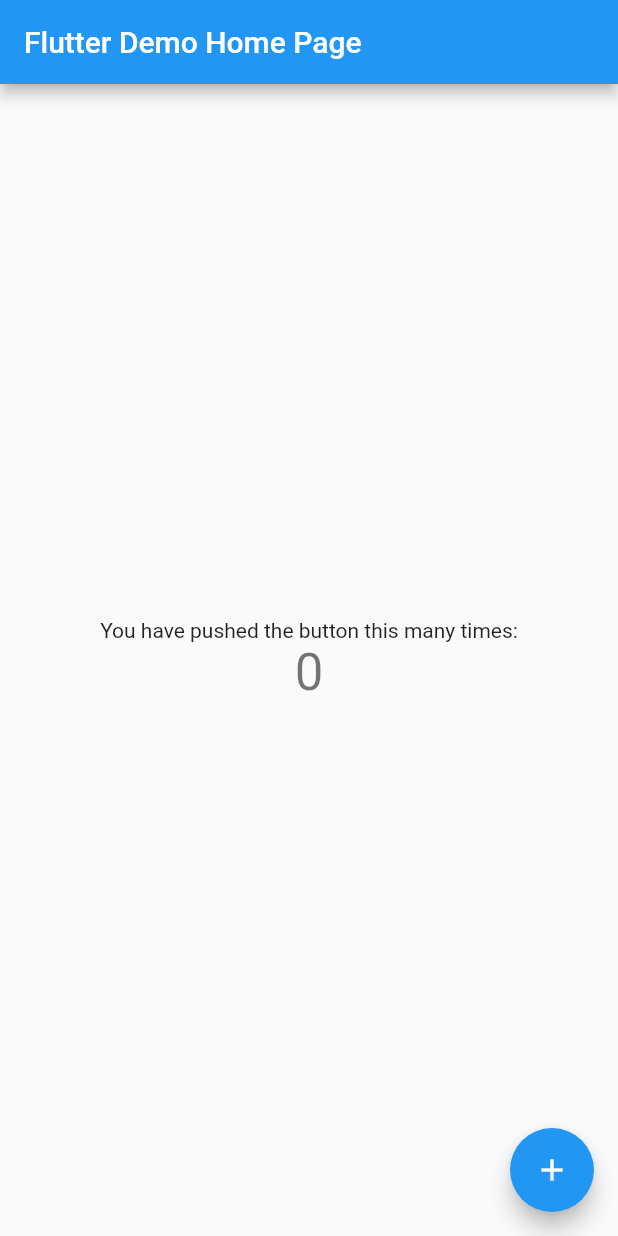
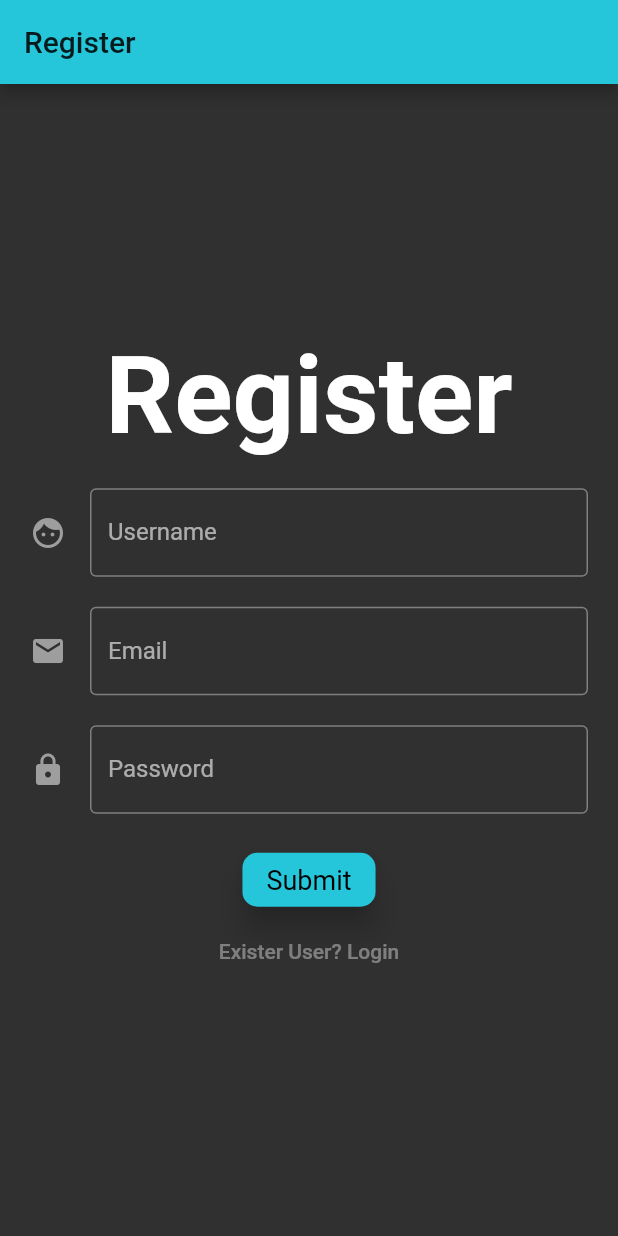
Before and after one commit to Kiruthiharan/flutter-ecommerce, a Flutter app: the screen it shows after launch, on a phone screen of 412 x 824 dp. Run offline on Flutter 3.47's test engine with Material 2 defaults, Android fonts, the phone set to English and light mode, and no system bars.

Commit message:
register page ui designed

```diff
--- a/lib/main.dart
+++ b/lib/main.dart
@@ -1,4 +1,5 @@
 import 'package:flutter/material.dart';
+import 'package:flutter_ecommerce/pages/register_page.dart';
 
 void main() => runApp(MyApp());
 
@@ -7,105 +8,19 @@ class MyApp extends StatelessWidget {
   @override
   Widget build(BuildContext context) {
     return MaterialApp(
-      title: 'Flutter Demo',
+      title: 'E-Commerce',
       theme: ThemeData(
-        // This is the theme of your application.
-        //
-        // Try running your application with "flutter run". You'll see the
-        // application has a blue toolbar. Then, without quitting the app, try
-        // changing the primarySwatch below to Colors.green and then invoke
-        // "hot reload" (press "r" in the console where you ran "flutter run",
-        // or simply save your changes to "hot reload" in a Flutter IDE).
-        // Notice that the counter didn't reset back to zero; the application
-        // is not restarted.
-        primarySwatch: Colors.blue,
+        brightness: Brightness.dark,
+        primaryColor: Colors.cyan[400],
+        accentColor: Colors.deepOrange[200],
+        textTheme: TextTheme(
+          headline: TextStyle(fontSize: 72.0, fontWeight: FontWeight.bold),
+          title: TextStyle(fontSize: 36.0, fontStyle: FontStyle.italic),
+          body1: TextStyle(fontSize: 18.0),
+
+        )
       ),
-      home: MyHomePage(title: 'Flutter Demo Home Page'),
+      home: RegisterPage()
     );
   }
 }
-
-class MyHomePage extends StatefulWidget {
-  MyHomePage({Key key, this.title}) : super(key: key);
-
-  // This widget is the home page of your application. It is stateful, meaning
-  // that it has a State object (defined below) that contains fields that affect
-  // how it looks.
-
-  // This class is the configuration for the state. It holds the values (in this
-  // case the title) provided by the parent (in this case the App widget) and
-  // used by the build method of the State. Fields in a Widget subclass are
-  // always marked "final".
-
-  final String title;
-
-  @override
-  _MyHomePageState createState() => _MyHomePageState();
-}
-
-class _MyHomePageState extends State<MyHomePage> {
-  int _counter = 0;
-
-  void _incrementCounter() {
-    setState(() {
-      // This call to setState tells the Flutter framework that something has
-      // changed in this State, which causes it to rerun the build method below
-      // so that the display can reflect the updated values. If we changed
-      // _counter without calling setState(), then the build method would not be
-      // called again, and so nothing would appear to happen.
-      _counter++;
-    });
-  }
-
-  @override
-  Widget build(BuildContext context) {
-    // This method is rerun every time setState is called, for instance as done
-    // by the _incrementCounter method above.
-    //
-    // The Flutter framework has been optimized to make rerunning build methods
-    // fast, so that you can just rebuild anything that needs updating rather
-    // than having to individually change instances of widgets.
-    return Scaffold(
-      appBar: AppBar(
-        // Here we take the value from the MyHomePage object that was created by
-        // the App.build method, and use it to set our appbar title.
-        title: Text(widget.title),
-      ),
-      body: Center(
-        // Center is a layout widget. It takes a single child and positions it
-        // in the middle of the parent.
-        child: Column(
-          // Column is also a layout widget. It takes a list of children and
-          // arranges them vertically. By default, it sizes itself to fit its
-          // children horizontally, and tries to be as tall as its parent.
-          //
-          // Invoke "debug painting" (press "p" in the console, choose the
-          // "Toggle Debug Paint" action from the Flutter Inspector in Android
-          // Studio, or the "Toggle Debug Paint" command in Visual Studio Code)
-          // to see the wireframe for each widget.
-          //
-          // Column has various properties to control how it sizes itself and
-          // how it positions its children. Here we use mainAxisAlignment to
-          // center the children vertically; the main axis here is the vertical
-          // axis because Columns are vertical (the cross axis would be
-          // horizontal).
-          mainAxisAlignment: MainAxisAlignment.center,
-          children: <Widget>[
-            Text(
-              'You have pushed the button this many times:',
-            ),
-            Text(
-              '$_counter',
-              style: Theme.of(context).textTheme.display1,
-            ),
-          ],
-        ),
-      ),
-      floatingActionButton: FloatingActionButton(
-        onPressed: _incrementCounter,
-        tooltip: 'Increment',
-        child: Icon(Icons.add),
-      ), // This trailing comma makes auto-formatting nicer for build methods.
-    );
-  }
-}
--- /dev/null
+++ b/lib/pages/register_page.dart
@@ -0,0 +1,85 @@
+import 'package:flutter/cupertino.dart';
+import 'package:flutter/material.dart';
+
+class RegisterPage extends StatefulWidget {
+  @override
+  RegisterPageState createState() => RegisterPageState();
+
+}
+
+class RegisterPageState extends State<RegisterPage> {
+  @override
+  Widget build(BuildContext context) {
+    return Scaffold(
+      appBar: AppBar(
+        title: Text('Register'),
+      ),
+      body: Container(
+        padding: EdgeInsets.symmetric(horizontal: 20.0),
+        child: Center(
+          child: SingleChildScrollView(
+            child: Form(
+              child: Column(
+                children: <Widget>[
+                  Text('Register', style: Theme.of(context).textTheme.headline),
+                  Padding(
+                    padding: EdgeInsets.only(top: 20.0),
+                    child: TextFormField(
+                      decoration: InputDecoration(
+                        border: OutlineInputBorder(),
+                        labelText: 'Username',
+                        hintText: 'Enter Username, min length 6',
+                        icon: Icon(Icons.face, color: Colors.grey,)
+                      ),
+                    ),
+                  ),
+                  Padding(
+                    padding: EdgeInsets.only(top: 20.0),
+                    child: TextFormField(
+                      decoration: InputDecoration(
+                        border: OutlineInputBorder(),
+                        labelText: 'Email',
+                        hintText: 'Enter a valid email',
+                        icon: Icon(Icons.mail, color: Colors.grey,)
+                      ),
+                    ),
+                  ),
+                  Padding(
+                    padding: EdgeInsets.only(top: 20.0),
+                    child: TextFormField(
+                      obscureText: true,
+                      decoration: InputDecoration(
+                        border: OutlineInputBorder(),
+                        labelText: 'Password',
+                        hintText: 'Enter Password, min length 6',
+                        icon: Icon(Icons.lock, color: Colors.grey,)
+                      ),
+                    ),
+                  ),
+                  Padding(
+                    padding: EdgeInsets.only(top: 20.0),
+                    child: Column(
+                      children: [
+                        RaisedButton(
+                          child: Text('Submit', style: Theme.of(context).textTheme.body1.copyWith(color: Colors.black)),
+                          elevation: 8.0,
+                          shape: RoundedRectangleBorder(borderRadius: BorderRadius.all(Radius.circular(10.0))),
+                          color: Theme.of(context).primaryColor,
+                          onPressed: () => print('submit'),
+                        ),
+                        FlatButton(
+                          onPressed: null,
+                          child: Text('Exister User? Login')
+                        )
+                      ]
+                    ),
+                  )
+                ],
+              ),
+            ),
+          ),
+        )
+      ),
+    );
+  }
+}
```
